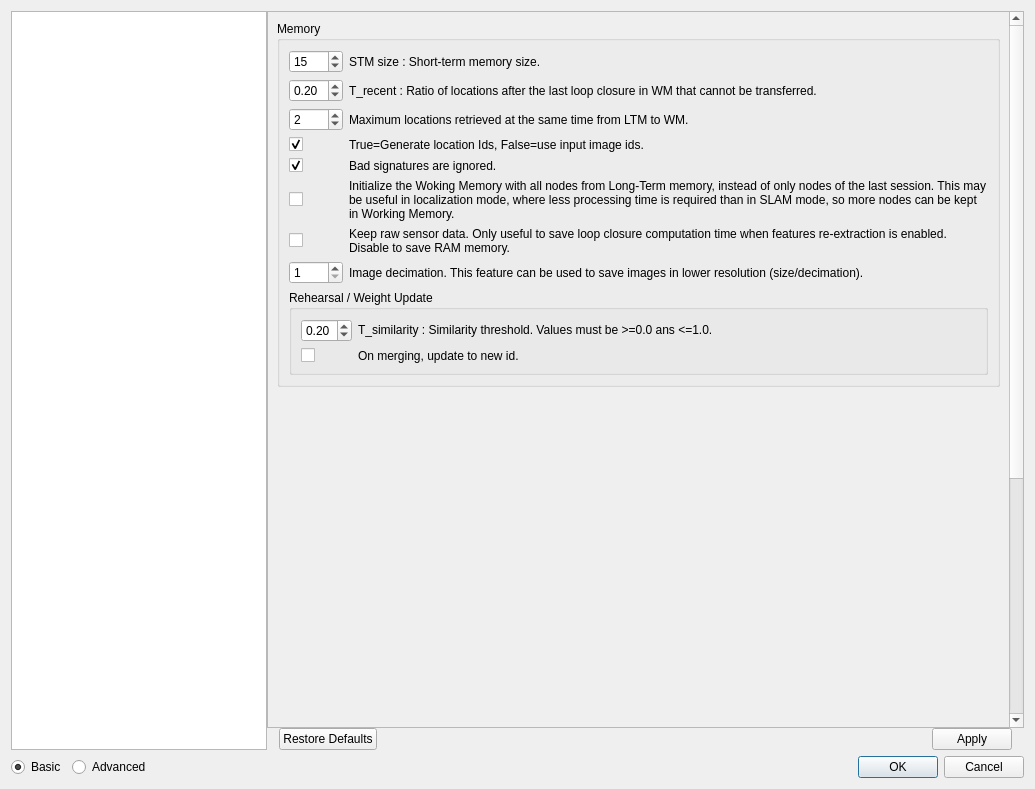
Above: guilib/src/ui/preferencesDialog.ui from introlab/rtabmap before the change. Below: the same form after it.
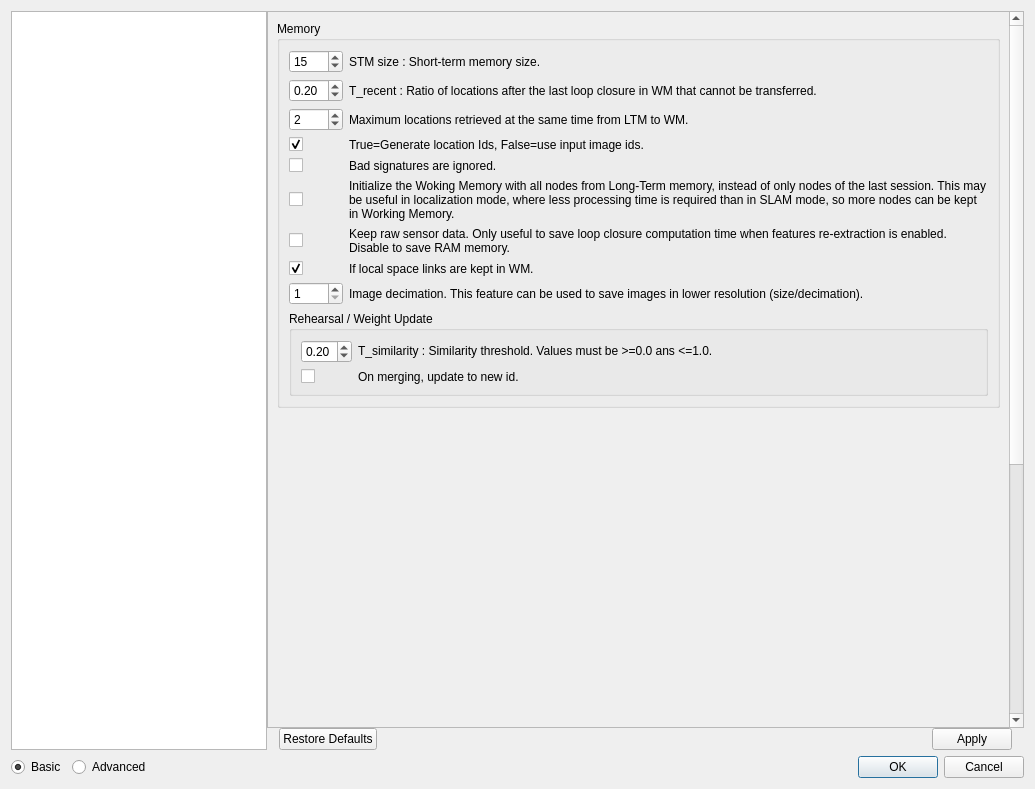
That is the form after the change. Icons and pictures are not drawn. Custom widgets are drawn as their Qt base class.

Commit message: Updated how retrieved locations on the planned path are linked to local map. Added new parameters: "RGBD/PlanWithNearNodesLinked" and "Mem/LocalSpaceLinksKeptInWM"

Diff of the .ui file:
```diff
--- a/guilib/src/ui/preferencesDialog.ui
+++ b/guilib/src/ui/preferencesDialog.ui
@@ -2836,7 +2836,7 @@
                          <string/>
                         </property>
                         <property name="checked">
-                         <bool>true</bool>
+                         <bool>false</bool>
                         </property>
                        </widget>
                       </item>
@@ -2880,7 +2880,7 @@
                         </property>
                        </widget>
                       </item>
-                      <item row="7" column="1">
+                      <item row="8" column="1">
                        <widget class="QLabel" name="label_retrieved_6">
                         <property name="text">
                          <string>Image decimation. This feature can be used to save images in lower resolution (size/decimation).</string>
@@ -2890,7 +2890,7 @@
                         </property>
                        </widget>
                       </item>
-                      <item row="7" column="0">
+                      <item row="8" column="0">
                        <widget class="QSpinBox" name="spinBox_imageDecimation">
                         <property name="minimum">
                          <number>1</number>
@@ -2900,6 +2900,26 @@
                         </property>
                        </widget>
                       </item>
+                      <item row="7" column="1">
+                       <widget class="QLabel" name="label_retrieved_7">
+                        <property name="text">
+                         <string>If local space links are kept in WM.</string>
+                        </property>
+                        <property name="wordWrap">
+                         <bool>true</bool>
+                        </property>
+                       </widget>
+                      </item>
+                      <item row="7" column="0">
+                       <widget class="QCheckBox" name="checkBox_localSpaceLinksKeptInWM">
+                        <property name="text">
+                         <string/>
+                        </property>
+                        <property name="checked">
+                         <bool>true</bool>
+                        </property>
+                       </widget>
+                      </item>
                      </layout>
                     </item>
                     <item>
@@ -5312,6 +5332,23 @@
                          </property>
                         </widget>
                        </item>
+                       <item row="2" column="0">
+                        <widget class="QCheckBox" name="graphPlan_planWithNearNodesLinked">
+                         <property name="text">
+                          <string/>
+                         </property>
+                        </widget>
+                       </item>
+                       <item row="2" column="1">
+                        <widget class="QLabel" name="label_space3_4">
+                         <property name="text">
+                          <string>Before planning in the graph, near nodes are linked together (even if they don't belong to same map). Radius is defined by &quot;Goal reached radius&quot; above.</string>
+                         </property>
+                         <property name="wordWrap">
+                          <bool>true</bool>
+                         </property>
+                        </widget>
+                       </item>
                       </layout>
                      </widget>
                     </item>
```
The commit also changes 8 other files.
